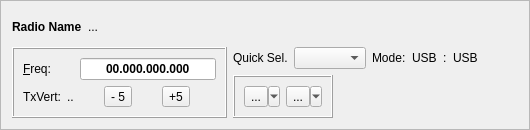
This is mqt/MqtLogger/rigcontrolframe.ui in zsteva/backup-minos2 as Qt 5 draws it before an edit. The edited form follows.
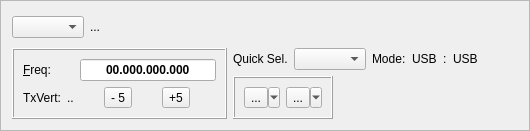
This is the edited form. Custom widgets are drawn as their Qt base class.

```diff
--- a/mqt/MqtLogger/rigcontrolframe.ui
+++ b/mqt/MqtLogger/rigcontrolframe.ui
@@ -7,7 +7,7 @@
     <x>0</x>
     <y>0</y>
     <width>530</width>
-    <height>130</height>
+    <height>131</height>
    </rect>
   </property>
   <property name="minimumSize">
@@ -29,20 +29,7 @@
    <item>
     <layout class="QHBoxLayout" name="horizontalLayout_8">
      <item>
-      <widget class="QLabel" name="radioName">
-       <property name="font">
-        <font>
-         <weight>75</weight>
-         <bold>true</bold>
-        </font>
-       </property>
-       <property name="text">
-        <string>Radio Name</string>
-       </property>
-       <property name="alignment">
-        <set>Qt::AlignLeading|Qt::AlignLeft|Qt::AlignVCenter</set>
-       </property>
-      </widget>
+      <widget class="QComboBox" name="radioName"/>
      </item>
      <item>
       <widget class="QLabel" name="rigState">
```
